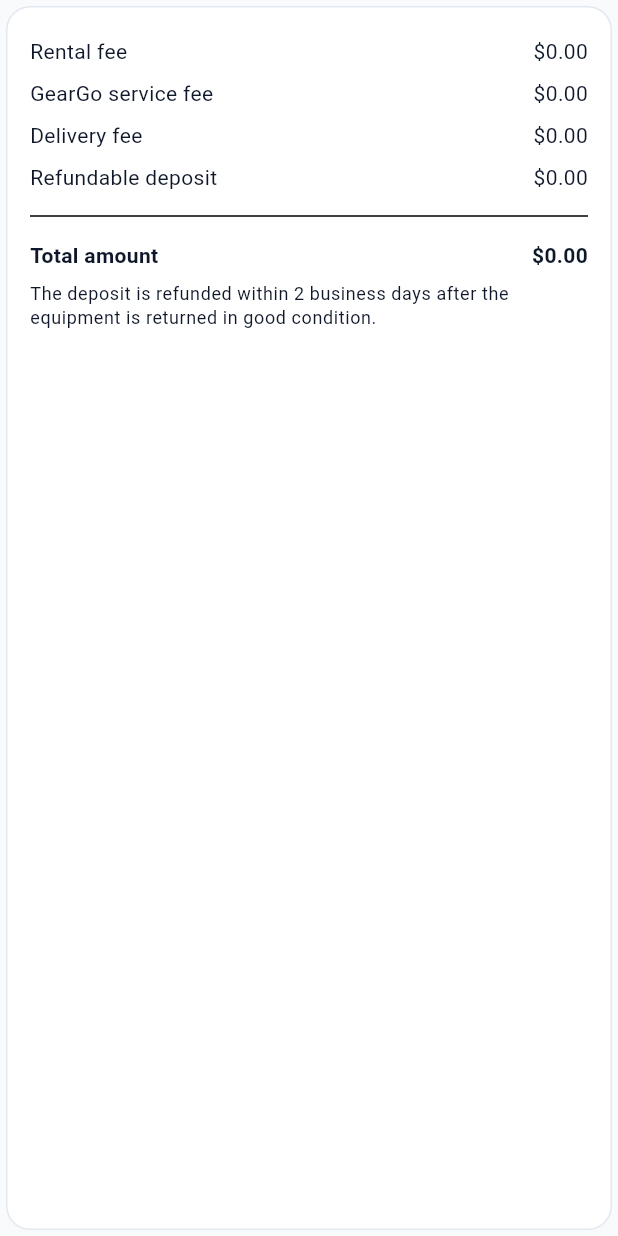
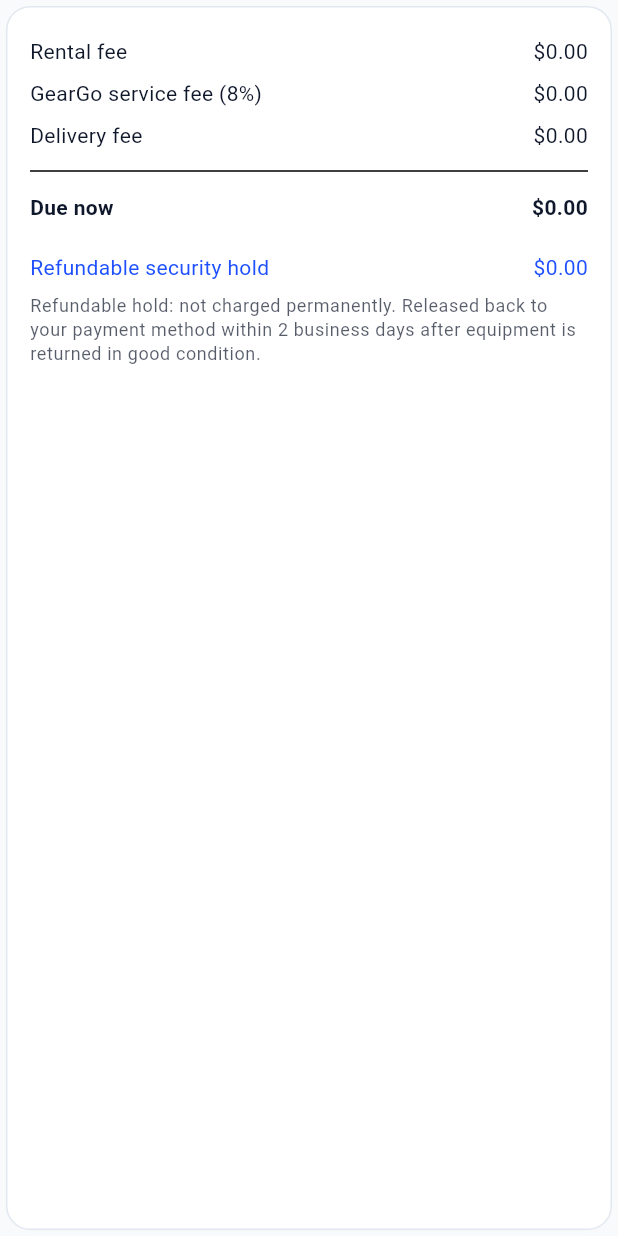
Before and after one commit to chanukav/geargo_mobile_app, a Flutter app: the PriceBreakdownCard widget shown alone on an empty page, opened directly with empty values, on a phone screen of 412 x 824 dp. Run offline on Flutter 3.47's test engine with Material 3 defaults, Android fonts, the phone set to English and light mode, and no system bars; our stand-ins replace cloud_firestore, firebase_auth, firebase_core, google_sign_in; accounts and stored records are empty.

Commit message:
fix(transactions): clarify due now vs refundable security hold (UI-01)

```diff
--- a/lib/models/rental_transaction.dart
+++ b/lib/models/rental_transaction.dart
@@ -17,7 +17,10 @@ class PriceBreakdown {
   final double deliveryFee;
   final double deposit;
 
-  double get total => rentalFee + serviceFee + deliveryFee + deposit;
+  /// Amount due immediately (rental + service + delivery).
+  double get dueNow => rentalFee + serviceFee + deliveryFee;
+
+  double get total => dueNow + deposit;
 
   factory PriceBreakdown.calculate({
     required double pricePerDay,
@@ -57,6 +60,7 @@ class RentalTransaction {
     required this.serviceFee,
     required this.deliveryFee,
     required this.deposit,
+    required this.dueNow,
     required this.total,
     required this.paymentMethod,
     required this.paymentStatus,
@@ -81,6 +85,7 @@ class RentalTransaction {
   final double serviceFee;
   final double deliveryFee;
   final double deposit;
+  final double dueNow;
   final double total;
   final String paymentMethod;
   final String paymentStatus; // paid | refunded | deposit_refunded
@@ -102,6 +107,11 @@ class RentalTransaction {
     DateTime dt(String k) => (d[k] as Timestamp?)?.toDate() ?? DateTime.now();
     String s(String k, [String fallback = '']) => (d[k] ?? fallback) as String;
 
+    final depositVal = n('deposit');
+    final totalVal = n('total');
+    // Fall back to total minus deposit for existing records missing dueNow.
+    final dueNowVal = (d['dueNow'] as num?)?.toDouble() ?? (totalVal - depositVal);
+
     return RentalTransaction(
       id: doc.id,
       bookingRef: s('bookingRef'),
@@ -119,8 +129,9 @@ class RentalTransaction {
       rentalFee: n('rentalFee'),
       serviceFee: n('serviceFee'),
       deliveryFee: n('deliveryFee'),
-      deposit: n('deposit'),
-      total: n('total'),
+      deposit: depositVal,
+      dueNow: dueNowVal,
+      total: totalVal,
       paymentMethod: s('paymentMethod'),
       paymentStatus: s('paymentStatus', 'paid'),
       status: s('status', 'confirmed'),
--- a/lib/screens/transactions/checkout_screen.dart
+++ b/lib/screens/transactions/checkout_screen.dart
@@ -213,7 +213,7 @@ class _CheckoutScreenState extends State<CheckoutScreen> {
                     height: 20,
                     child: CircularProgressIndicator(strokeWidth: 2),
                   )
-                : Text('Confirm & Pay ${money(price.total)}'),
+                : Text('Confirm & Pay ${money(price.dueNow)}'),
           ),
         ),
       ),
--- a/lib/screens/transactions/payment_confirmation_screen.dart
+++ b/lib/screens/transactions/payment_confirmation_screen.dart
@@ -48,8 +48,9 @@ class PaymentConfirmationScreen extends StatelessWidget {
                         _line(context, 'Delivery window', t.deliveryWindow),
                       _line(context, 'Payment', t.paymentMethod),
                       const Divider(height: 24),
-                      _line(context, 'Total amount', '${money(t.total)} (Paid)',
+                      _line(context, 'Due now (Paid)', money(t.dueNow),
                           bold: true),
+                      _line(context, 'Refundable deposit hold', money(t.deposit)),
                     ],
                   ),
                 ),
--- a/lib/screens/transactions/price_breakdown_card.dart
+++ b/lib/screens/transactions/price_breakdown_card.dart
@@ -3,7 +3,8 @@ import 'package:flutter/material.dart';
 import '../../core/utils/format.dart';
 import '../../models/rental_transaction.dart';
 
-/// Itemised price card used in checkout and in the transaction details sheet.
+/// Itemised price card showing "Due now" separately from the refundable deposit.
+/// Directly resolves usability issue UI-01 where users believed the deposit was non-refundable.
 class PriceBreakdownCard extends StatelessWidget {
   const PriceBreakdownCard({
     super.key,
@@ -23,18 +24,22 @@ class PriceBreakdownCard extends StatelessWidget {
         child: Column(
           children: [
             _row(context, rentalLabel, money(price.rentalFee)),
-            _row(context, 'GearGo service fee', money(price.serviceFee)),
+            _row(context, 'GearGo service fee (8%)', money(price.serviceFee)),
             _row(context, 'Delivery fee', money(price.deliveryFee)),
-            _row(context, 'Refundable deposit', money(price.deposit)),
-            const Divider(height: 24),
-            _row(context, 'Total amount', money(price.total), bold: true),
+            const Divider(height: 20),
+            _row(context, 'Due now', money(price.dueNow), bold: true),
+            const SizedBox(height: 12),
+            _row(context, 'Refundable security hold', money(price.deposit),
+                textColor: theme.colorScheme.primary),
             const SizedBox(height: 4),
             Align(
               alignment: Alignment.centerLeft,
               child: Text(
-                'The deposit is refunded within 2 business days after the '
-                'equipment is returned in good condition.',
-                style: theme.textTheme.bodySmall,
+                'Refundable hold: not charged permanently. Released back to your payment '
+                'method within 2 business days after equipment is returned in good condition.',
+                style: theme.textTheme.bodySmall?.copyWith(
+                  color: theme.colorScheme.onSurface.withValues(alpha: 0.7),
+                ),
               ),
             ),
           ],
@@ -43,11 +48,18 @@ class PriceBreakdownCard extends StatelessWidget {
     );
   }
 
-  Widget _row(BuildContext context, String label, String value,
-      {bool bold = false}) {
-    final style = Theme.of(context).textTheme.bodyMedium?.copyWith(
-          fontWeight: bold ? FontWeight.w700 : FontWeight.w400,
-        );
+  Widget _row(
+    BuildContext context,
+    String label,
+    String value, {
+    bool bold = false,
+    Color? textColor,
+  }) {
+    final baseStyle = Theme.of(context).textTheme.bodyMedium;
+    final style = baseStyle?.copyWith(
+      fontWeight: bold ? FontWeight.w700 : FontWeight.w400,
+      color: textColor ?? baseStyle.color,
+    );
     return Padding(
       padding: const EdgeInsets.symmetric(vertical: 4),
       child: Row(
--- a/lib/screens/transactions/transactions_screen.dart
+++ b/lib/screens/transactions/transactions_screen.dart
@@ -264,6 +264,10 @@ class _TransactionCard extends StatelessWidget {
                 : 'Self Pickup'),
             const SizedBox(height: 4),
             Text('Payment: ${t.paymentMethod} • $_paymentLabel'),
+            const SizedBox(height: 4),
+            Text('Due now: ${money(t.dueNow)} • Security hold: ${money(t.deposit)}',
+                style: theme.textTheme.bodyMedium
+                    ?.copyWith(fontWeight: FontWeight.w600)),
             const SizedBox(height: 12),
             PriceBreakdownCard(price: t.breakdown),
           ],
@@ -353,9 +357,11 @@ class _TransactionCard extends StatelessWidget {
               Text('${fmtDate(t.startDate)} - ${fmtDate(t.endDate)} • '
                   '${t.isDelivery ? 'Door Delivery' : 'Self Pickup'}'),
               const SizedBox(height: 4),
-              Text('${money(t.total)} • $_paymentLabel',
-                  style: theme.textTheme.bodyMedium
-                      ?.copyWith(fontWeight: FontWeight.w600)),
+              Text(
+                'Due now: ${money(t.dueNow)} (Hold: ${money(t.deposit)}) • $_paymentLabel',
+                style: theme.textTheme.bodyMedium
+                    ?.copyWith(fontWeight: FontWeight.w600),
+              ),
               if (actions.isNotEmpty) ...[
                 const SizedBox(height: 10),
                 Wrap(spacing: 8, runSpacing: 8, children: actions),
--- a/lib/services/transaction_service.dart
+++ b/lib/services/transaction_service.dart
@@ -94,6 +94,7 @@ class TransactionService {
       'serviceFee': price.serviceFee,
       'deliveryFee': price.deliveryFee,
       'deposit': price.deposit,
+      'dueNow': price.dueNow,
       'total': price.total,
       'paymentMethod': paymentMethod,
       'paymentStatus': 'paid',
```
